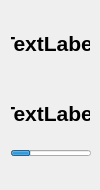
juniperdiego/usbW, file devwdg.ui: the form before one commit.
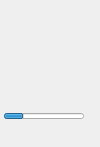
The form after the commit.

The edit to the form file:
```diff
--- a/devwdg.ui
+++ b/devwdg.ui
@@ -7,7 +7,7 @@
     <x>0</x>
     <y>0</y>
     <width>100</width>
-    <height>190</height>
+    <height>147</height>
    </rect>
   </property>
   <property name="maximumSize">
@@ -19,15 +19,12 @@
   <property name="windowTitle">
    <string>Form</string>
   </property>
+  <layout class="QVBoxLayout" name="verticalLayout_2">
+   <property name="margin">
+    <number>4</number>
+   </property>
+   <item>
   <widget class="QLabel" name="labNum">
-   <property name="geometry">
-    <rect>
-     <x>11</x>
-     <y>31</y>
-     <width>79</width>
-     <height>24</height>
-    </rect>
-   </property>
    <property name="font">
     <font>
      <pointsize>16</pointsize>
@@ -36,21 +33,15 @@
     </font>
    </property>
    <property name="text">
-    <string>TextLabel</string>
+      <string/>
    </property>
    <property name="alignment">
     <set>Qt::AlignCenter</set>
    </property>
   </widget>
+   </item>
+   <item>
   <widget class="QLabel" name="labStatus">
-   <property name="geometry">
-    <rect>
-     <x>11</x>
-     <y>101</y>
-     <width>79</width>
-     <height>24</height>
-    </rect>
-   </property>
    <property name="font">
     <font>
      <pointsize>16</pointsize>
@@ -59,21 +50,31 @@
     </font>
    </property>
    <property name="text">
-    <string>TextLabel</string>
+      <string/>
    </property>
    <property name="alignment">
     <set>Qt::AlignCenter</set>
    </property>
   </widget>
-  <widget class="QWidget" name="layoutWidget">
-   <property name="geometry">
-    <rect>
-     <x>11</x>
-     <y>150</y>
-     <width>82</width>
-     <height>30</height>
-    </rect>
-   </property>
+   </item>
+   <item>
+    <widget class="QLabel" name="labUa">
+     <property name="font">
+      <font>
+       <pointsize>16</pointsize>
+       <weight>75</weight>
+       <bold>true</bold>
+      </font>
+     </property>
+     <property name="text">
+      <string/>
+     </property>
+     <property name="alignment">
+      <set>Qt::AlignCenter</set>
+     </property>
+    </widget>
+   </item>
+   <item>
    <layout class="QVBoxLayout" name="verticalLayout">
     <item>
      <widget class="QProgressBar" name="progBar_Install">
@@ -114,7 +115,8 @@
      </widget>
     </item>
    </layout>
-  </widget>
+   </item>
+  </layout>
  </widget>
  <resources/>
  <connections/>
```
Lines whose indentation alone changed are shown as unchanged.
